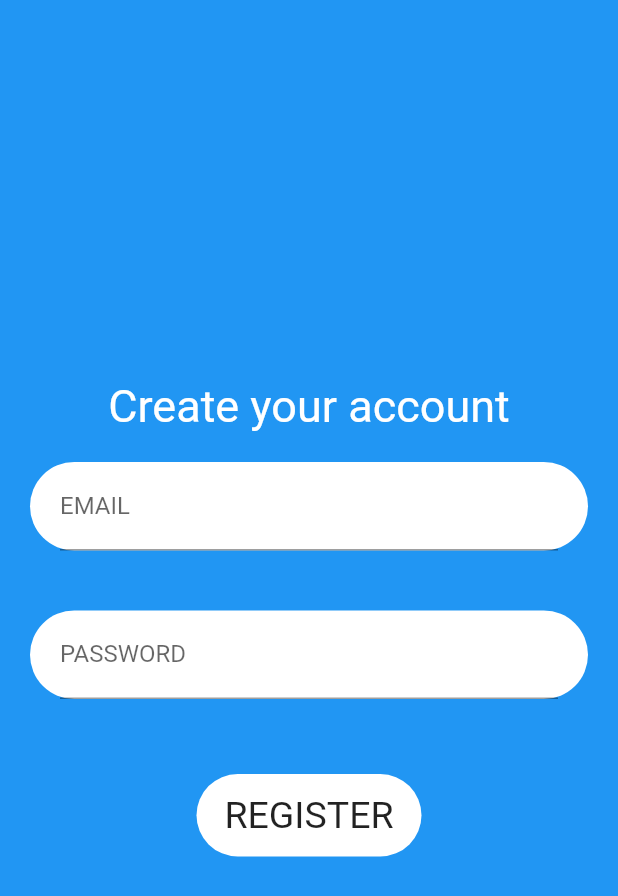
After one commit to FarMK/SpecialProject, a Flutter app: the screen it shows after launch, after a tap on "create an account?", on a phone screen of 412 x 824 dp. The commit adds this screen. Shown: the top 896 px of the screen. Run offline on Flutter 3.47's test engine with Material 2 defaults, Android fonts, the phone set to English and light mode, and no system bars; our stand-ins replace firebase_auth, firebase_core, fluttertoast, google_fonts; accounts and stored records are empty; network calls fail; Roboto replaces fonts that are missing (Marmelad).

Commit message:
'another version'

```diff
--- a/lib/loginscreen.dart
+++ b/lib/loginscreen.dart
@@ -1,6 +1,10 @@
 import 'package:flutter/material.dart';
+import 'package:fluttertoast/fluttertoast.dart';
+import 'package:hello/authServices.dart';
+import 'package:hello/registerscreen.dart';
 
 import 'main.dart';
+import 'user.dart';
 
 class LoginScreen extends StatefulWidget {
   @override
@@ -12,17 +16,37 @@ class LoginScreenState extends State {
   TextEditingController _passwordcontroller = TextEditingController();
   bool _isobscure = true;
 
+  AuthServices _authcreation = AuthServices();
+
   String email;
   String password;
 
-  void buttonpressed() {
+  Future errorInfo(String text) {
+    return Fluttertoast.showToast(
+        msg: text,
+        toastLength: Toast.LENGTH_SHORT,
+        gravity: ToastGravity.CENTER,
+        timeInSecForIosWeb: 1,
+        backgroundColor: Colors.red,
+        textColor: Colors.white,
+        fontSize: 16.0);
+  }
+
+  void buttonpressed() async {
     email = _emailcontroller.text;
     password = _passwordcontroller.text;
+    if (email.isEmpty || password.isEmpty) return;
 
-    _emailcontroller.clear();
-    _passwordcontroller.clear();
-    Navigator.pushReplacement(
-        context, MaterialPageRoute(builder: (context) => HomePage()));
+    MyUser user = await _authcreation.loginwithEmailandPassword(
+        email.trim(), password.trim());
+    if (user == null) {
+      errorInfo('check your email/password');
+    } else {
+      _emailcontroller.clear();
+      _passwordcontroller.clear();
+      Navigator.pushReplacement(
+          context, MaterialPageRoute(builder: (context) => HomePage()));
+    }
   }
 
   void changePrivacy() {
@@ -59,7 +83,7 @@ class LoginScreenState extends State {
                   controller: _emailcontroller,
                   decoration: InputDecoration(
                     labelText: 'EMAIL',
-                    hintText: 'Write your user name',
+                    hintText: 'Write your email',
                     prefixIcon: Icon(Icons.email),
                   ),
                 ),
@@ -75,7 +99,7 @@ class LoginScreenState extends State {
                   controller: _passwordcontroller,
                   decoration: InputDecoration(
                       labelText: 'PASSWORD',
-                      hintText: 'Write your password name',
+                      hintText: 'Write your password',
                       prefixIcon: Icon(Icons.lock),
                       suffixIcon: IconButton(
                         icon: Icon(_isobscure
@@ -105,6 +129,17 @@ class LoginScreenState extends State {
                         fontSize: 25,
                       )),
                 ),
+              ),
+              SizedBox(height: 20),
+              InkWell(
+                onTap: () {
+                  Navigator.push(
+                      context,
+                      MaterialPageRoute(
+                          builder: (context) => RegistrationScreen()));
+                },
+                child: Text('create an account?',
+                    style: TextStyle(color: Colors.white, fontSize: 20)),
               )
             ],
           )),
--- /dev/null
+++ b/lib/registerscreen.dart
@@ -0,0 +1,71 @@
+import 'package:flutter/material.dart';
+
+class RegistrationScreen extends StatelessWidget {
+  final TextEditingController _emailcontroller = TextEditingController();
+  final TextEditingController _passwordcontroller = TextEditingController();
+  @override
+  Widget build(BuildContext context) {
+    return Scaffold(
+      body: Container(
+        width: double.infinity,
+        height: double.infinity,
+        color: Colors.blue,
+        child: Column(
+          mainAxisAlignment: MainAxisAlignment.center,
+          children: [
+            Text(
+              'Create your account',
+              style: TextStyle(fontSize: 30, color: Colors.white),
+            ),
+            Container(
+              margin: EdgeInsets.all(20),
+              padding: EdgeInsets.symmetric(horizontal: 20),
+              decoration: BoxDecoration(
+                color: Colors.white,
+                borderRadius: BorderRadius.circular(30),
+              ),
+              child: TextField(
+                controller: _emailcontroller,
+                decoration: InputDecoration(
+                  labelText: 'EMAIL',
+                  hintText: 'write your email adress',
+                ),
+              ),
+            ),
+            Container(
+              margin: EdgeInsets.all(20),
+              padding: EdgeInsets.symmetric(horizontal: 20),
+              decoration: BoxDecoration(
+                color: Colors.white,
+                borderRadius: BorderRadius.circular(30),
+              ),
+              child: TextField(
+                controller: _passwordcontroller,
+                decoration: InputDecoration(
+                  labelText: 'PASSWORD',
+                  hintText: 'write your password',
+                ),
+              ),
+            ),
+            InkWell(
+              child: Container(
+                alignment: Alignment.center,
+                width: 150,
+                margin: EdgeInsets.only(top: 30),
+                padding: EdgeInsets.all(13),
+                decoration: BoxDecoration(
+                  color: Colors.white,
+                  borderRadius: BorderRadius.circular(30),
+                ),
+                child: Text('REGISTER',
+                    style: TextStyle(
+                      fontSize: 25,
+                    )),
+              ),
+            ),
+          ],
+        ),
+      ),
+    );
+  }
+}
--- a/lib/showinfo.dart
+++ b/lib/showinfo.dart
@@ -154,7 +154,6 @@ class _CreateRequestState extends State {
       }
 
       if (!ispressed) {
-        result /= _count;
         if (_count > 1) {
           --_count;
         }
@@ -204,7 +203,7 @@ class _CreateRequestState extends State {
                 ),
                 InkWell(
                   onTap: () {
-                    Navigator.push(
+                    Navigator.pushReplacement(
                         context,
                         MaterialPageRoute(
                             builder: (context) => RequestInfo(
--- a/pubspec.yaml
+++ b/pubspec.yaml
@@ -25,6 +25,11 @@ dependencies:
     sdk: flutter
 
   google_fonts: ^1.1.1
+  firebase_auth: 0.18.4+1
+  cloud_firestore: ^0.14.4
+  provider: ^4.3.2+3
+  fluttertoast: ^7.1.5
+  firebase_core : ^0.5.0
 
 
 
```
Also changed, not shown: lib/ExtendedPages.dart (added, +92 -0 lines), lib/authServices.dart (added, +38 -0 lines), lib/main.dart (+14 -3 lines), lib/user.dart (added, +9 -0 lines), pubspec.lock, 2 other files.
